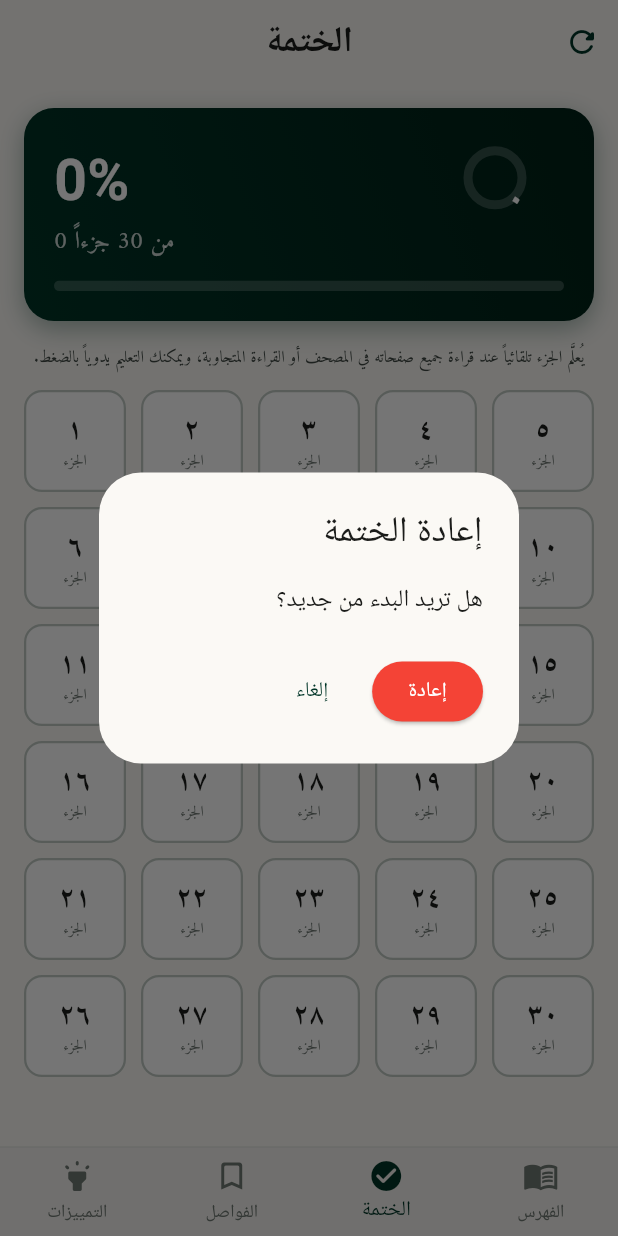
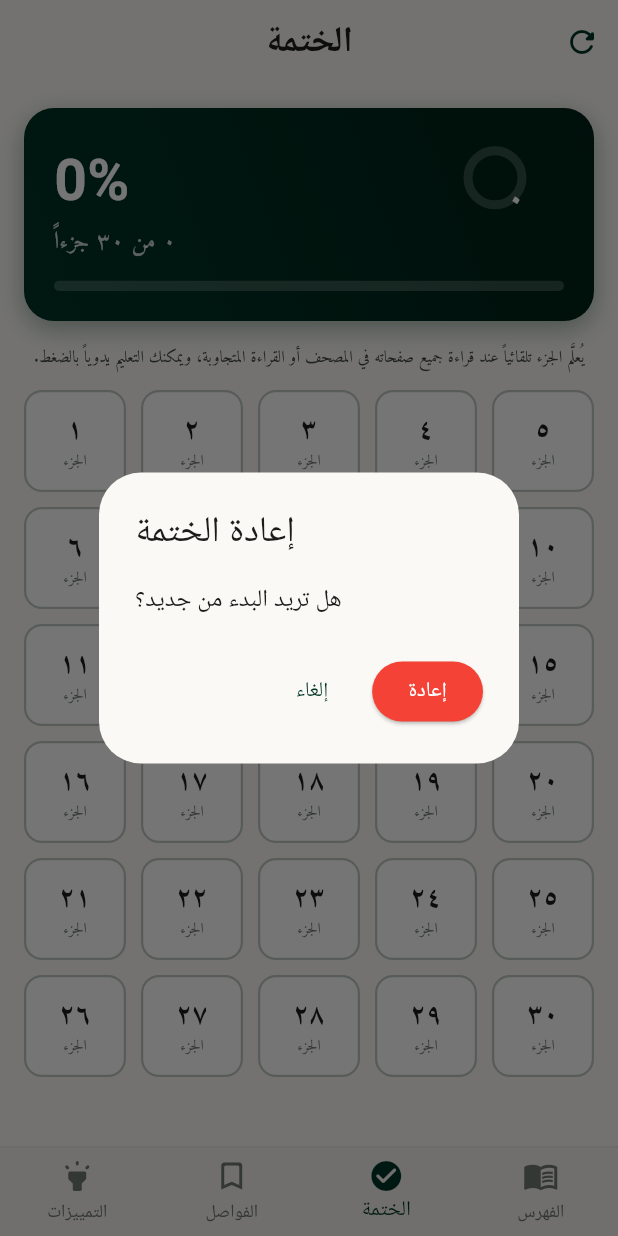
Before and after one commit to gitfarah/ayat-alhaq, a Flutter app: the screen it shows after launch, item 3 of the bottom bar chosen, after a tap on the "refresh" icon, on a phone screen of 412 x 824 dp. Run offline on Flutter 3.47's test engine with Material 3 defaults, Android fonts, the phone set to English and light mode, and no system bars; our stand-ins replace device_preview, flutter_html, flutter_svg, geolocator, hijri, just_audio and 3 more; Roboto replaces fonts that are missing (PlusJakartaSans, SourceSerif4).

Commit message:
v2.7.0: full app localization + follow-device-language option
- Localized the three remaining tab screens end to end: Bookmarks,
  Highlights (incl. colour names + filter chips), and Khatma (progress,
  reset/congrats dialogs, juz labels, info text) - previously only the
  Index page and settings responded to the language switch
- New "Automatic / device language" choice: the app can follow the
  phone's system language live (Arabic for anything untranslated)
- Language picker moved to choice chips to fit the extra option;
  numbers localize per language

```diff
--- a/lib/l10n/app_strings.dart
+++ b/lib/l10n/app_strings.dart
@@ -11,15 +11,24 @@ class L10n {
   final String code;
   const L10n(this.code);
 
-  /// Rebuilds the caller whenever the language changes.
+  /// Rebuilds the caller whenever the (effective) language changes.
   static L10n of(BuildContext context) =>
-      L10n(context.watch<SettingsService>().appLanguage);
+      L10n(context.watch<SettingsService>().effectiveLanguage);
 
   static const Map<String, String> languages = {
     'ar': 'العربية',
     'en': 'English',
     'de': 'Deutsch',
   };
+
+  /// Language CHOICES for the settings picker — includes "follow the
+  /// device language". The label is shown in the current UI language.
+  Map<String, String> get languageChoices => {
+        'system': call('langSystem'),
+        'ar': 'العربية',
+        'en': 'English',
+        'de': 'Deutsch',
+      };
 
   bool get isArabic => code == 'ar';
 
@@ -96,6 +105,35 @@ class L10n {
       'stop': 'إيقاف',
       'delete': 'حذف',
       'download': 'تحميل',
+      'langSystem': 'تلقائي (لغة الجهاز)',
+      'clearAll': 'مسح الكل',
+      'deleteAll': 'حذف الكل',
+      'ayahWord': 'الآية',
+      'deletedBookmark': 'تم حذف الفاصل',
+      'clearBookmarksTitle': 'مسح الفواصل',
+      'clearBookmarksBody': 'هل تريد حذف جميع الفواصل؟',
+      'noBookmarks': 'لا توجد فواصل بعد',
+      'noBookmarksHint': 'اضغط مطولاً على آية أثناء القراءة لحفظ فاصل',
+      'deletedHighlight': 'تم حذف التمييز',
+      'noHighlights': 'لا توجد تمييزات',
+      'noHighlightsHint': 'اضغط مطولاً على آية أثناء القراءة للتمييز',
+      'all': 'الكل',
+      'colYellow': 'أصفر',
+      'colGreen': 'أخضر',
+      'colBlue': 'أزرق',
+      'colPink': 'وردي',
+      'colPurple': 'بنفسجي',
+      'resetKhatmaTitle': 'إعادة الختمة',
+      'resetKhatmaBody': 'هل تريد البدء من جديد؟',
+      'reset': 'إعادة',
+      'khatmaCongrats': 'مبارك! أتممتَ ختمة القرآن الكريم',
+      'khatmaAccept': 'تقبّل الله منك',
+      'khatmaThanks': 'جزاك الله خيراً',
+      'ofThirtyJuz': 'من ٣٠ جزءاً',
+      'startedOn': 'بدأت في',
+      'juzWord': 'الجزء',
+      'khatmaAutoInfo':
+          'يُعلَّم الجزء تلقائياً عند قراءة جميع صفحاته في المصحف أو القراءة المتجاوبة، ويمكنك التعليم يدوياً بالضغط.',
     },
     'en': {
       'tabHighlights': 'Highlights',
@@ -159,6 +197,35 @@ class L10n {
       'stop': 'Stop',
       'delete': 'Delete',
       'download': 'Download',
+      'langSystem': 'Automatic (device)',
+      'clearAll': 'Clear all',
+      'deleteAll': 'Delete all',
+      'ayahWord': 'Ayah',
+      'deletedBookmark': 'Bookmark deleted',
+      'clearBookmarksTitle': 'Clear bookmarks',
+      'clearBookmarksBody': 'Delete all bookmarks?',
+      'noBookmarks': 'No bookmarks yet',
+      'noBookmarksHint': 'Long-press an ayah while reading to save a bookmark',
+      'deletedHighlight': 'Highlight deleted',
+      'noHighlights': 'No highlights yet',
+      'noHighlightsHint': 'Long-press an ayah while reading to highlight it',
+      'all': 'All',
+      'colYellow': 'Yellow',
+      'colGreen': 'Green',
+      'colBlue': 'Blue',
+      'colPink': 'Pink',
+      'colPurple': 'Purple',
+      'resetKhatmaTitle': 'Restart khatma',
+      'resetKhatmaBody': 'Start over from the beginning?',
+      'reset': 'Restart',
+      'khatmaCongrats': 'Congratulations! You completed a khatma of the Holy Quran',
+      'khatmaAccept': 'May Allah accept it from you',
+      'khatmaThanks': 'May Allah reward you',
+      'ofThirtyJuz': 'of 30 juz',
+      'startedOn': 'Started on',
+      'juzWord': 'Juz',
+      'khatmaAutoInfo':
+          'A juz is marked automatically once all its pages are read in the Mushaf or responsive reader; you can also mark it manually by tapping.',
     },
     'de': {
       'tabHighlights': 'Markierungen',
@@ -222,6 +289,35 @@ class L10n {
       'stop': 'Stopp',
       'delete': 'Löschen',
       'download': 'Herunterladen',
+      'langSystem': 'Automatisch (Gerät)',
+      'clearAll': 'Alle löschen',
+      'deleteAll': 'Alle löschen',
+      'ayahWord': 'Vers',
+      'deletedBookmark': 'Lesezeichen gelöscht',
+      'clearBookmarksTitle': 'Lesezeichen löschen',
+      'clearBookmarksBody': 'Alle Lesezeichen löschen?',
+      'noBookmarks': 'Noch keine Lesezeichen',
+      'noBookmarksHint': 'Halte einen Vers beim Lesen gedrückt, um ein Lesezeichen zu speichern',
+      'deletedHighlight': 'Markierung gelöscht',
+      'noHighlights': 'Noch keine Markierungen',
+      'noHighlightsHint': 'Halte einen Vers beim Lesen gedrückt, um ihn zu markieren',
+      'all': 'Alle',
+      'colYellow': 'Gelb',
+      'colGreen': 'Grün',
+      'colBlue': 'Blau',
+      'colPink': 'Rosa',
+      'colPurple': 'Lila',
+      'resetKhatmaTitle': 'Khatma neu starten',
+      'resetKhatmaBody': 'Von vorne beginnen?',
+      'reset': 'Neu starten',
+      'khatmaCongrats': 'Glückwunsch! Du hast eine Khatma des edlen Korans vollendet',
+      'khatmaAccept': 'Möge Allah es von dir annehmen',
+      'khatmaThanks': 'Möge Allah dich belohnen',
+      'ofThirtyJuz': 'von 30 Dschus',
+      'startedOn': 'Begonnen am',
+      'juzWord': 'Dschus',
+      'khatmaAutoInfo':
+          'Ein Dschus wird automatisch markiert, sobald alle seine Seiten im Mushaf oder im responsiven Leser gelesen wurden; du kannst es auch manuell durch Tippen markieren.',
     },
   };
 }
--- a/lib/screens/bookmarks_screen.dart
+++ b/lib/screens/bookmarks_screen.dart
@@ -1,5 +1,6 @@
 import 'package:flutter/material.dart';
 import 'package:provider/provider.dart';
+import '../l10n/app_strings.dart';
 import '../services/bookmark_service.dart';
 import '../services/library_events.dart';
 import '../services/quran_service.dart';
@@ -47,7 +48,7 @@ class _BookmarksScreenState extends State<BookmarksScreen> {
     await _load();
     if (mounted) {
       ScaffoldMessenger.of(context)
-          .showSnackBar(const SnackBar(content: Text('تم حذف الفاصل')));
+          .showSnackBar(SnackBar(content: Text(L10n.of(context)('deletedBookmark'))));
     }
   }
 
@@ -65,26 +66,22 @@ class _BookmarksScreenState extends State<BookmarksScreen> {
     } catch (_) {}
   }
 
-  String _ar(int n) {
-    const d = ['٠', '١', '٢', '٣', '٤', '٥', '٦', '٧', '٨', '٩'];
-    return n.toString().split('').map((c) => d[int.parse(c)]).join();
-  }
-
   String _date(DateTime dt) =>
       '${dt.day.toString().padLeft(2, '0')}.${dt.month.toString().padLeft(2, '0')}.${dt.year.toString().substring(2)}';
 
   @override
   Widget build(BuildContext context) {
     final isDark = context.watch<SettingsService>().isDarkIn(context);
+    final l = L10n.of(context);
     return Scaffold(
       appBar: AppBar(
-        title: const Text('الفواصل'),
+        title: Text(l('tabBookmarks')),
         actions: [
           if (_items.isNotEmpty)
             TextButton(
                 onPressed: _confirmClear,
-                child: const Text('مسح الكل',
-                    style: TextStyle(
+                child: Text(l('clearAll'),
+                    style: const TextStyle(
                         color: Colors.red, fontFamily: 'Amiri', fontSize: 13))),
         ],
       ),
@@ -145,8 +142,10 @@ class _BookmarksScreenState extends State<BookmarksScreen> {
                                       ? AppColors.darkText
                                       : AppColors.textPrimary)),
                           subtitle: Text(
-                              'الآية ${_ar(b.ayahNumber)} • ${_date(b.createdAt)}',
-                              textDirection: TextDirection.rtl,
+                              '${l('ayahWord')} ${l.number(b.ayahNumber)} • ${_date(b.createdAt)}',
+                              textDirection: l.isArabic
+                                  ? TextDirection.rtl
+                                  : TextDirection.ltr,
                               style: TextStyle(
                                   color: isDark
                                       ? AppColors.darkTextSec
@@ -165,17 +164,16 @@ class _BookmarksScreenState extends State<BookmarksScreen> {
   }
 
   void _confirmClear() {
+    final l = L10n.of(context);
     showDialog(
         context: context,
         builder: (_) => AlertDialog(
-              title:
-                  const Text('مسح الفواصل', textDirection: TextDirection.rtl),
-              content: const Text('هل تريد حذف جميع الفواصل؟',
-                  textDirection: TextDirection.rtl),
+              title: Text(l('clearBookmarksTitle')),
+              content: Text(l('clearBookmarksBody')),
               actions: [
                 TextButton(
                     onPressed: () => Navigator.pop(context),
-                    child: const Text('إلغاء')),
+                    child: Text(l('cancel'))),
                 ElevatedButton(
                     style:
                         ElevatedButton.styleFrom(backgroundColor: Colors.red),
@@ -184,30 +182,33 @@ class _BookmarksScreenState extends State<BookmarksScreen> {
                       await BookmarkService.clearAll();
                       await _load();
                     },
-                    child: const Text('حذف الكل',
-                        style: TextStyle(color: Colors.white))),
+                    child: Text(l('deleteAll'),
+                        style: const TextStyle(color: Colors.white))),
               ],
             ));
   }
 
-  Widget _empty(bool isDark) => Center(
+  Widget _empty(bool isDark) {
+    final l = L10n.of(context);
+    return Center(
           child: Column(mainAxisAlignment: MainAxisAlignment.center, children: [
         Icon(Icons.bookmark_border_rounded,
             size: 72,
             color: isDark ? AppColors.darkTextSec : Colors.grey.shade300),
         const SizedBox(height: 16),
-        Text('لا توجد فواصل بعد',
+        Text(l('noBookmarks'),
             style: TextStyle(
                 fontSize: 18,
                 fontFamily: 'Amiri',
                 color:
                     isDark ? AppColors.darkTextSec : AppColors.textSecondary)),
         const SizedBox(height: 8),
-        Text('اضغط على آية أثناء القراءة لحفظ فاصل',
+        Text(l('noBookmarksHint'),
             textAlign: TextAlign.center,
             style: TextStyle(
                 color: isDark ? AppColors.darkTextSec : AppColors.textLight,
                 fontFamily: 'Amiri',
                 fontSize: 13)),
       ]));
+  }
 }
--- a/lib/screens/highlight_screen.dart
+++ b/lib/screens/highlight_screen.dart
@@ -1,5 +1,6 @@
 import 'package:flutter/material.dart';
 import 'package:provider/provider.dart';
+import '../l10n/app_strings.dart';
 import '../services/highlight_service.dart';
 import '../services/library_events.dart';
 import '../services/quran_service.dart';
@@ -66,34 +67,31 @@ class _HighlightsScreenState extends State<HighlightsScreen> {
     await _load();
     if (mounted) {
       ScaffoldMessenger.of(context)
-          .showSnackBar(const SnackBar(content: Text('تم حذف التمييز')));
+          .showSnackBar(SnackBar(content: Text(L10n.of(context)('deletedHighlight'))));
     }
   }
 
-  String _ar(int n) {
-    const d = ['٠', '١', '٢', '٣', '٤', '٥', '٦', '٧', '٨', '٩'];
-    return n.toString().split('').map((c) => d[int.parse(c)]).join();
-  }
-
-  static const _colorLabel = {
-    'yellow': 'أصفر',
-    'green': 'أخضر',
-    'blue': 'أزرق',
-    'pink': 'وردي',
-    'purple': 'بنفسجي'
-  };
+  static String _colorName(L10n l, String key) => switch (key) {
+        'yellow' => l('colYellow'),
+        'green' => l('colGreen'),
+        'blue' => l('colBlue'),
+        'pink' => l('colPink'),
+        'purple' => l('colPurple'),
+        _ => key,
+      };
 
   @override
   Widget build(BuildContext context) {
     final isDark = context.watch<SettingsService>().isDarkIn(context);
+    final l = L10n.of(context);
     return Scaffold(
-      appBar: AppBar(title: const Text('التمييزات')),
+      appBar: AppBar(title: Text(l('tabHighlights'))),
       body: _loading
           ? Center(
               child: CircularProgressIndicator(
                   color: isDark ? AppColors.darkPrimary : AppColors.primary))
           : Column(children: [
-              if (_items.isNotEmpty) _filterBar(isDark),
+              if (_items.isNotEmpty) _filterBar(isDark, l),
               Expanded(
                   child: _shown.isEmpty
                       ? _empty(isDark)
@@ -156,8 +154,10 @@ class _HighlightsScreenState extends State<HighlightsScreen> {
                                         CrossAxisAlignment.stretch,
                                     children: [
                                       Text(
-                                          'الآية ${_ar(h.ayahNumber)} • ${_colorLabel[h.color] ?? h.color}',
-                                          textDirection: TextDirection.rtl,
+                                          '${l('ayahWord')} ${l.number(h.ayahNumber)} • ${_colorName(l, h.color)}',
+                                          textDirection: l.isArabic
+                                              ? TextDirection.rtl
+                                              : TextDirection.ltr,
                                           style: TextStyle(
                                               color: isDark
                                                   ? AppColors.darkTextSec
@@ -182,46 +182,49 @@ class _HighlightsScreenState extends State<HighlightsScreen> {
     );
   }
 
-  Widget _filterBar(bool isDark) => SizedBox(
+  Widget _filterBar(bool isDark, L10n l) => SizedBox(
       height: 48,
       child: ListView(
         scrollDirection: Axis.horizontal,
         padding: const EdgeInsets.symmetric(horizontal: 16, vertical: 6),
         children: [
           _Chip(
-              label: 'الكل',
+              label: l('all'),
               color:
                   isDark ? AppColors.darkTextSec : AppColors.textSecondary,
               selected: _filter == null,
               onTap: () => setState(() => _filter = null)),
           ...AppColors.highlights.entries.map((e) => _Chip(
-              label: _colorLabel[e.key] ?? e.key,
+              label: _colorName(l, e.key),
               color: e.value,
               selected: _filter == e.key,
               onTap: () => setState(() => _filter = e.key))),
         ],
       ));
 
-  Widget _empty(bool isDark) => Center(
+  Widget _empty(bool isDark) {
+    final l = L10n.of(context);
+    return Center(
           child: Column(mainAxisAlignment: MainAxisAlignment.center, children: [
         Icon(Icons.highlight_outlined,
             size: 72,
             color: isDark ? AppColors.darkTextSec : Colors.grey.shade300),
         const SizedBox(height: 16),
-        Text('لا توجد تمييزات',
+        Text(l('noHighlights'),
             style: TextStyle(
                 fontSize: 18,
                 fontFamily: 'Amiri',
                 color:
                     isDark ? AppColors.darkTextSec : AppColors.textSecondary)),
         const SizedBox(height: 8),
-        Text('اضغط على آية أثناء القراءة للتمييز',
+        Text(l('noHighlightsHint'),
             textAlign: TextAlign.center,
             style: TextStyle(
                 color: isDark ? AppColors.darkTextSec : AppColors.textLight,
                 fontFamily: 'Amiri',
                 fontSize: 13)),
       ]));
+  }
 }
 
 class _Chip extends StatelessWidget {
--- a/lib/screens/khatma_screen.dart
+++ b/lib/screens/khatma_screen.dart
@@ -2,6 +2,7 @@ import 'dart:convert';
 import 'package:flutter/material.dart';
 import 'package:provider/provider.dart';
 import 'package:shared_preferences/shared_preferences.dart';
+import '../l10n/app_strings.dart';
 import '../services/khatma_service.dart';
 import '../services/library_events.dart';
 import '../services/settings_service.dart';
@@ -62,17 +63,16 @@ class _KhatmaScreenState extends State<KhatmaScreen> {
   }
 
   void _reset() {
+    final l = L10n.of(context);
     showDialog(
         context: context,
         builder: (_) => AlertDialog(
-              title:
-                  const Text('إعادة الختمة', textDirection: TextDirection.rtl),
-              content: const Text('هل تريد البدء من جديد؟',
-                  textDirection: TextDirection.rtl),
+              title: Text(l('resetKhatmaTitle')),
+              content: Text(l('resetKhatmaBody')),
               actions: [
                 TextButton(
                     onPressed: () => Navigator.pop(context),
-                    child: const Text('إلغاء')),
+                    child: Text(l('cancel'))),
                 ElevatedButton(
                     style:
                         ElevatedButton.styleFrom(backgroundColor: Colors.red),
@@ -88,13 +88,14 @@ class _KhatmaScreenState extends State<KhatmaScreen> {
                       // ajza' in the fresh khatma.
                       KhatmaService.resetReadPages();
                     },
-                    child: const Text('إعادة',
-                        style: TextStyle(color: Colors.white))),
+                    child: Text(l('reset'),
+                        style: const TextStyle(color: Colors.white))),
               ],
             ));
   }
 
   void _showCongrats() {
+    final l = L10n.of(context);
     showDialog(
         context: context,
         builder: (_) => AlertDialog(
@@ -104,15 +105,14 @@ class _KhatmaScreenState extends State<KhatmaScreen> {
                 const SizedBox(height: 8),
                 const Text('🎉', style: TextStyle(fontSize: 64)),
                 const SizedBox(height: 16),
-                const Text('مبارك! أتممتَ ختمة القرآن الكريم',
+                Text(l('khatmaCongrats'),
                     textAlign: TextAlign.center,
-                    textDirection: TextDirection.rtl,
-                    style: TextStyle(
+                    style: const TextStyle(
                         fontSize: 20,
                         fontWeight: FontWeight.bold,
                         fontFamily: 'Amiri')),
                 const SizedBox(height: 8),
-                Text('تقبّل الله منك',
+                Text(l('khatmaAccept'),
                     textAlign: TextAlign.center,
                     style: TextStyle(
                         color: Theme.of(context).colorScheme.onSurfaceVariant,
@@ -124,8 +124,8 @@ class _KhatmaScreenState extends State<KhatmaScreen> {
                         shape: RoundedRectangleBorder(
                             borderRadius: BorderRadius.circular(12))),
                     onPressed: () => Navigator.pop(context),
-                    child: const Text('جزاك الله خيراً',
-                        style: TextStyle(
+                    child: Text(l('khatmaThanks'),
+                        style: const TextStyle(
                             color: Colors.white, fontFamily: 'Amiri'))),
               ]),
             ));
@@ -139,12 +139,13 @@ class _KhatmaScreenState extends State<KhatmaScreen> {
   @override
   Widget build(BuildContext context) {
     final isDark = context.watch<SettingsService>().isDarkIn(context);
+    final l = L10n.of(context);
     final completed = _done.where((e) => e).length;
     final progress = completed / 30;
 
     return Scaffold(
       appBar: AppBar(
-        title: const Text('الختمة'),
+        title: Text(l('tabKhatma')),
         actions: [
           IconButton(icon: const Icon(Icons.refresh_rounded), onPressed: _reset)
         ],
@@ -175,7 +176,7 @@ class _KhatmaScreenState extends State<KhatmaScreen> {
                         color: Colors.white,
                         fontSize: 38,
                         fontWeight: FontWeight.bold)),
-                Text('$completed من 30 جزءاً',
+                Text('${l.number(completed)} ${l('ofThirtyJuz')}',
                     style: TextStyle(
                         color: Colors.white.withValues(alpha: 0.8),
                         fontFamily: 'Amiri')),
@@ -209,7 +210,7 @@ class _KhatmaScreenState extends State<KhatmaScreen> {
                         const AlwaysStoppedAnimation<Color>(Colors.white))),
             if (_start != null) ...[
               const SizedBox(height: 8),
-              Text('بدأت في: ${_start!.day}/${_start!.month}/${_start!.year}',
+              Text('${l('startedOn')}: ${_start!.day}/${_start!.month}/${_start!.year}',
                   style: TextStyle(
                       color: Colors.white.withValues(alpha: 0.65),
                       fontSize: 12)),
@@ -219,8 +220,9 @@ class _KhatmaScreenState extends State<KhatmaScreen> {
         Padding(
           padding: const EdgeInsets.fromLTRB(20, 0, 20, 8),
           child: Text(
-            'يُعلَّم الجزء تلقائياً عند قراءة جميع صفحاته في المصحف أو القراءة المتجاوبة، ويمكنك التعليم يدوياً بالضغط.',
-            textDirection: TextDirection.rtl,
+            l('khatmaAutoInfo'),
+            textDirection:
+                l.isArabic ? TextDirection.rtl : TextDirection.ltr,
             textAlign: TextAlign.center,
             style: TextStyle(
                 fontFamily: 'Amiri',
@@ -280,7 +282,7 @@ class _KhatmaScreenState extends State<KhatmaScreen> {
                                       ? AppColors.darkText
                                       : AppColors.textPrimary,
                                   fontFamily: 'Amiri')),
-                      Text('الجزء',
+                      Text(l('juzWord'),
                           style: TextStyle(
                               fontSize: 10,
                               fontFamily: 'Amiri',
--- a/lib/services/settings_service.dart
+++ b/lib/services/settings_service.dart
@@ -10,12 +10,22 @@ class SettingsService extends ChangeNotifier with WidgetsBindingObserver {
   String? _translationEdition;
   String _appLanguage = 'ar';
 
-  /// UI language for the app chrome: 'ar' (default), 'en', or 'de'.
-  /// Quran content itself always stays Arabic.
+  /// The user's raw language CHOICE: 'system', 'ar', 'en', or 'de'.
+  /// Use [effectiveLanguage] for the actually-applied language.
   String get appLanguage => _appLanguage;
 
+  /// The language actually applied to the UI. When the choice is
+  /// 'system', it follows the phone's language (Arabic for anything the
+  /// app doesn't translate). Quran content itself always stays Arabic.
+  String get effectiveLanguage {
+    if (_appLanguage != 'system') return _appLanguage;
+    final code =
+        WidgetsBinding.instance.platformDispatcher.locale.languageCode;
+    return (code == 'en' || code == 'de') ? code : 'ar';
+  }
+
   Future<void> setAppLanguage(String code) async {
-    if (!['ar', 'en', 'de'].contains(code)) return;
+    if (!['system', 'ar', 'en', 'de'].contains(code)) return;
     _appLanguage = code;
     (await SharedPreferences.getInstance()).setString('appLanguage', code);
     notifyListeners();
@@ -80,6 +90,12 @@ class SettingsService extends ChangeNotifier with WidgetsBindingObserver {
   }
 
   @override
+  void didChangeLocales(List<Locale>? locales) {
+    // Follow the phone's language live when set to "system".
+    if (_appLanguage == 'system') notifyListeners();
+  }
+
+  @override
   void dispose() {
     WidgetsBinding.instance.removeObserver(this);
     super.dispose();
--- a/pubspec.yaml
+++ b/pubspec.yaml
@@ -1,7 +1,7 @@
 name: quran_app_v1
 description: A Quran reading app for Android and iOS.
 publish_to: 'none'
-version: 2.6.0+9
+version: 2.7.0+10
 
 environment:
   sdk: ">=3.0.0 <4.0.0"
```
Also changed, not shown: lib/screens/settings_screen.dart (+20 -13 lines).
